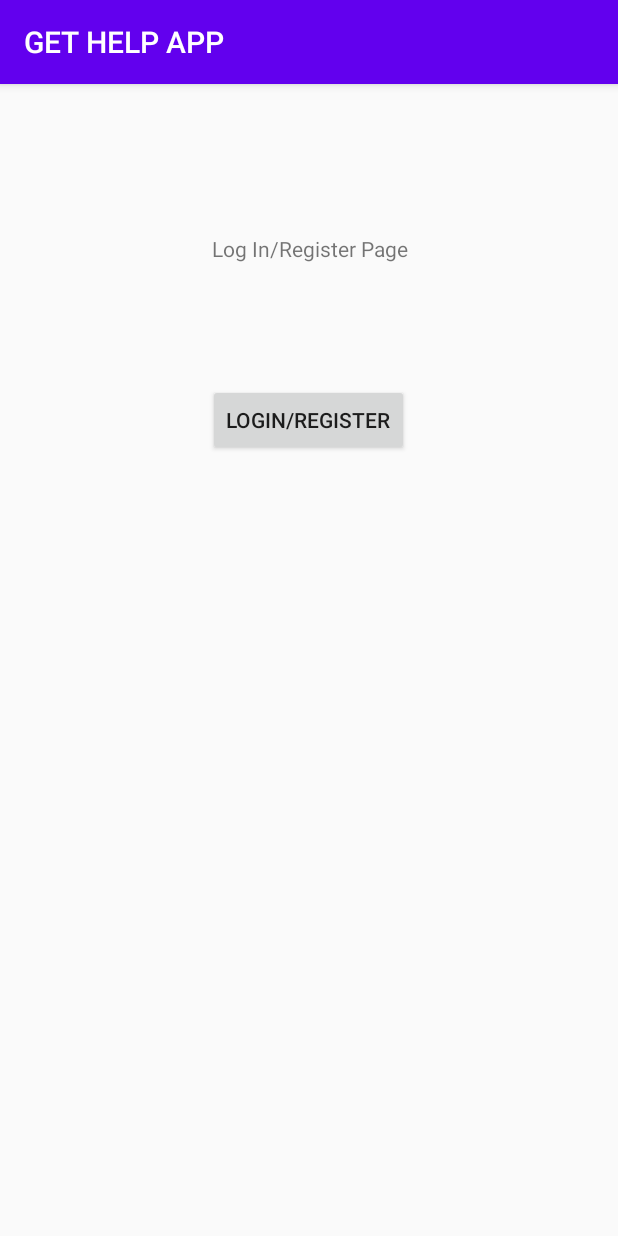
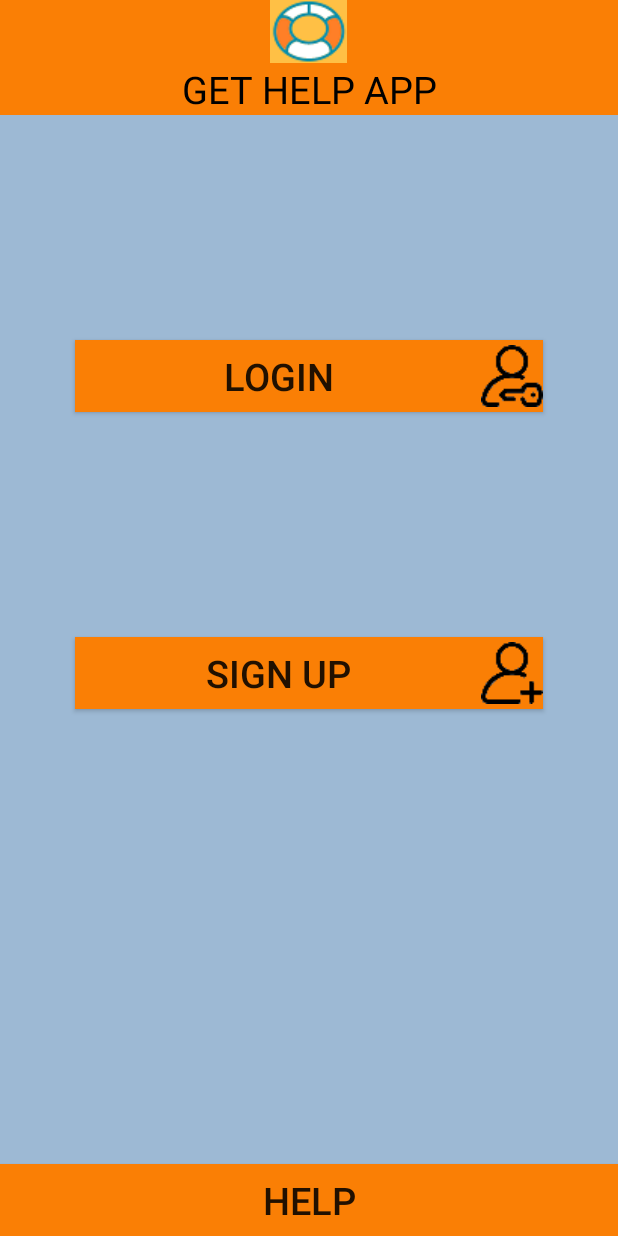
Before and after one commit to TeamProjectStarneo/gethelpapp, an Android app: the screen it shows after launch (MainActivity before the commit, LoginRegisterActivity after it), on a phone screen of 412 x 824 dp. Run offline under Robolectric (Android 15) with nearby library versions, the phone set to English and light mode, and no system bars.

Commit message:
Updated the login/register activity XML

```diff
--- a/app/src/main/AndroidManifest.xml
+++ b/app/src/main/AndroidManifest.xml
@@ -13,7 +13,7 @@
         <activity android:name=".MessageActivity" />
         <activity android:name=".HelperActivity" />
         <activity android:name=".MenuActivity" />
-        <activity android:name=".MainActivity">
+        <activity android:name=".LoginRegisterActivity">
             <intent-filter>
                 <action android:name="android.intent.action.MAIN" />
 
--- a/app/src/main/java/com/example/gethelpapp/MainActivity.java
+++ b/app/src/main/java/com/example/gethelpapp/LoginRegisterActivity.java
@@ -6,16 +6,16 @@ import android.content.Intent;
 import android.os.Bundle;
 import android.view.View;
 
-public class MainActivity extends AppCompatActivity {
+public class LoginRegisterActivity extends AppCompatActivity {
 
     @Override
     protected void onCreate(Bundle savedInstanceState) {
         super.onCreate(savedInstanceState);
-        setContentView(R.layout.activity_main);
+        setContentView(R.layout.activity_login_or_register);
     }
 
     public void changeActivity(View view) {
-        if(view.getId() == R.id.registerButton) {
+        if(view.getId() == R.id.loginButton) {
             Intent i = new Intent(this, MenuActivity.class);
             i.addFlags(Intent.FLAG_ACTIVITY_NEW_TASK | Intent.FLAG_ACTIVITY_CLEAR_TASK);
             startActivity(i);
--- /dev/null
+++ b/app/src/main/res/layout/activity_login_or_register.xml
@@ -0,0 +1,62 @@
+<?xml version="1.0" encoding="utf-8"?>
+<RelativeLayout xmlns:android="http://schemas.android.com/apk/res/android"
+    xmlns:tools="http://schemas.android.com/tools"
+    android:layout_width="match_parent"
+    android:layout_height="match_parent"
+    android:background="@color/skyblue"
+    tools:context=".LoginRegisterActivity">
+
+    <TextView
+        android:id="@+id/appHeader"
+        android:layout_width="match_parent"
+        android:layout_height="wrap_content"
+        android:text="GET HELP APP"
+        android:textSize="25sp"
+        android:textColor="@color/black"
+        android:textAlignment="center"
+        android:drawableTop="@drawable/app_icon_small"
+        android:background="@color/orange"
+        />
+
+    <Button
+        android:id="@+id/loginButton"
+        android:layout_width="match_parent"
+        android:layout_height="wrap_content"
+        android:layout_below="@id/appHeader"
+        android:layout_marginTop="150dp"
+        android:layout_marginLeft="50dp"
+        android:layout_marginRight="50dp"
+        android:background="@color/orange"
+        android:text="Login"
+        android:textSize="25sp"
+        android:drawableRight="@drawable/login_icon"
+        android:onClick="changeActivity"
+        />
+
+    <Button
+        android:id="@+id/signUpButton"
+        android:layout_width="match_parent"
+        android:layout_height="wrap_content"
+        android:layout_below="@id/loginButton"
+        android:layout_marginTop="150dp"
+        android:layout_marginLeft="50dp"
+        android:layout_marginRight="50dp"
+        android:background="@color/orange"
+        android:text="Sign Up"
+        android:textSize="25sp"
+        android:drawableRight="@drawable/register_icon"
+        android:onClick="changeActivity"
+        />
+
+    <Button
+        android:id="@+id/helpButton"
+        android:layout_width="match_parent"
+        android:layout_height="wrap_content"
+        android:layout_alignParentBottom="true"
+        android:text="Help"
+        android:textSize="25sp"
+        android:textAlignment="center"
+        android:background="@color/orange"
+        />
+
+</RelativeLayout>
--- a/app/src/main/res/layout/activity_main.xml
+++ /dev/null
@@ -1,25 +0,0 @@
-<?xml version="1.0" encoding="utf-8"?>
-<RelativeLayout xmlns:android="http://schemas.android.com/apk/res/android"
-    xmlns:tools="http://schemas.android.com/tools"
-    android:layout_width="match_parent"
-    android:layout_height="match_parent"
-    tools:context=".MainActivity">
-
-    <TextView
-        android:layout_width="match_parent"
-        android:layout_height="wrap_content"
-        android:text="Log In/Register Page"
-        android:textAlignment="center"
-        android:layout_marginTop="100dp"/>
-
-    <Button
-        android:id="@+id/registerButton"
-        android:layout_width="wrap_content"
-        android:layout_height="wrap_content"
-        android:layout_marginTop="200dp"
-        android:layout_centerHorizontal="true"
-        android:text="Login/Register"
-        android:onClick="changeActivity"
-        />
-
-</RelativeLayout>
--- a/app/src/main/res/values/colors.xml
+++ b/app/src/main/res/values/colors.xml
@@ -3,4 +3,7 @@
     <color name="colorPrimary">#6200EE</color>
     <color name="colorPrimaryDark">#3700B3</color>
     <color name="colorAccent">#03DAC5</color>
+    <color name="skyblue">#9DB9D4</color>
+    <color name="orange">#FA7F05</color>
+    <color name="black">#000000</color>color>
 </resources>
--- a/app/src/main/res/values/styles.xml
+++ b/app/src/main/res/values/styles.xml
@@ -1,6 +1,6 @@
 <resources>
     <!-- Base application theme. -->
-    <style name="AppTheme" parent="Theme.AppCompat.Light.DarkActionBar">
+    <style name="AppTheme" parent="Theme.AppCompat.Light.NoActionBar">
         <!-- Customize your theme here. -->
         <item name="colorPrimary">@color/colorPrimary</item>
         <item name="colorPrimaryDark">@color/colorPrimaryDark</item>
```
Also changed, not shown: app/src/main/res/drawable/app_icon_small.png (added), app/src/main/res/drawable/login_icon.png (added), app/src/main/res/drawable/register_icon.png (added).
